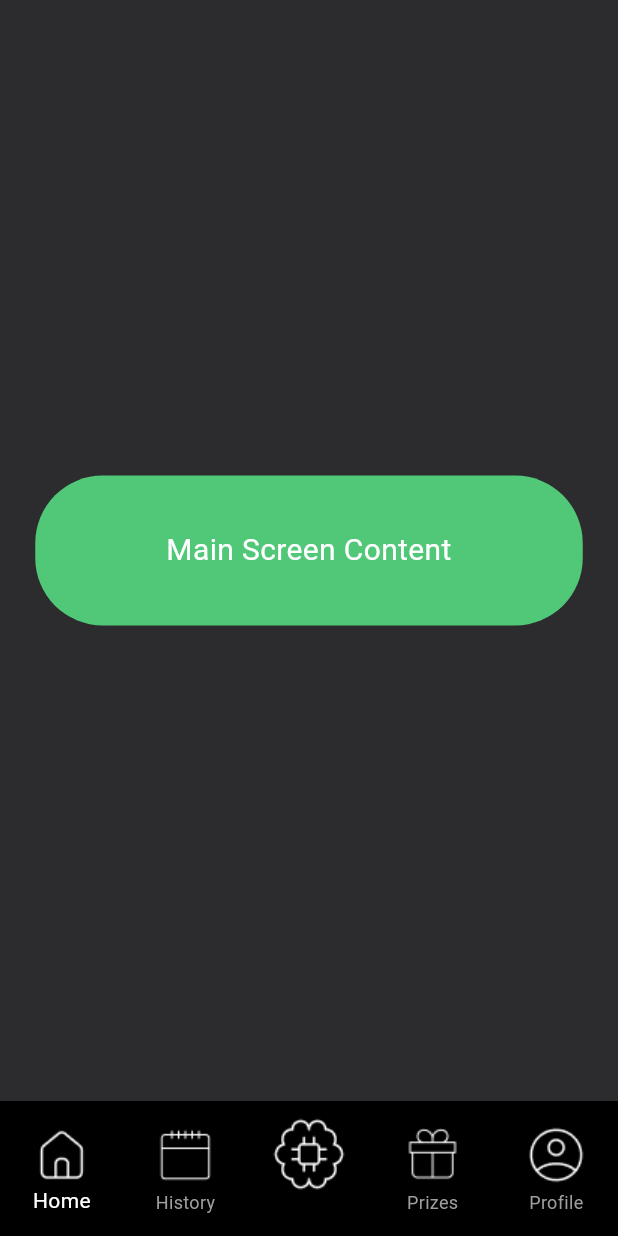
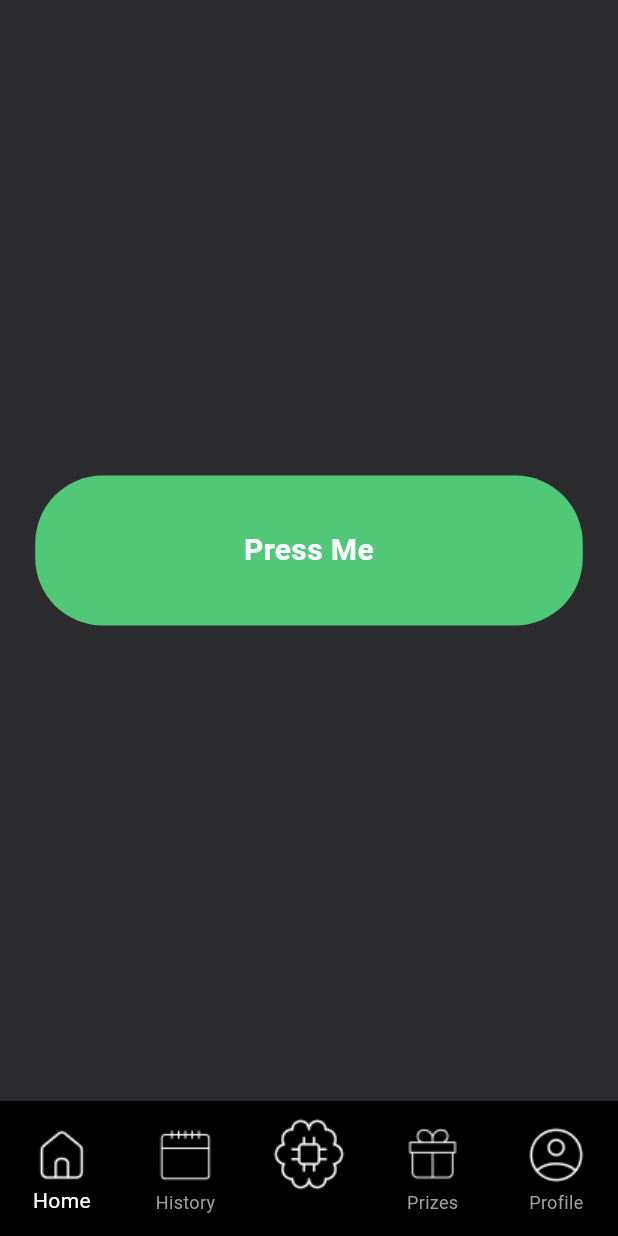
Before and after one commit to petrg01/UNIHACK-TECHNIK, a Flutter app: the screen it shows after launch, on a phone screen of 412 x 824 dp. Run offline on Flutter 3.47's test engine with Material 3 defaults, Android fonts, the phone set to English and light mode, and no system bars.

Commit message:
Dynamic widget update

```diff
--- a/lib/screens/main_screen.dart
+++ b/lib/screens/main_screen.dart
@@ -1,5 +1,5 @@
 import 'package:flutter/material.dart';
-import '../widgets/dynamic_widget.dart'; // Import the updated DynamicWidget
+import '../widgets/dynamic_widget.dart'; // Corrected lowercase import
 
 class MainScreen extends StatelessWidget {
   @override
@@ -8,14 +8,17 @@ class MainScreen extends StatelessWidget {
       color: Color(0xFF2c2c2e), // Dark background
       child: Center(
         child: DynamicWidget(
-          width: 365, // width, default is 365
-          cornerRadius: 45, // corner radius, default is 49
-          height: 100, // height, by default as tall as the content inside
-          color: Color(0xFF50C878), // color, by default dark grey
+          width: 365,
+          cornerRadius: 45,
+          height: 100, // height, by default as high as content
+          color: Color(0xFF50C878), // Colour, by default dark grey
+          onTap: () {
+            print("Button Pressed!"); // Action when clicked, if N/A not a button
+          },
           child: Center(
             child: Text(
-              "Main Screen Content",
-              style: TextStyle(color: Colors.white, fontSize: 20),
+              "Press Me",
+              style: TextStyle(color: Colors.white, fontSize: 20, fontWeight: FontWeight.bold),
               textAlign: TextAlign.center,
             ),
           ),
--- a/lib/widgets/dynamic_widget.dart
+++ b/lib/widgets/dynamic_widget.dart
@@ -5,20 +5,24 @@ class DynamicWidget extends StatelessWidget {
   final double? height; // Optional fixed height
   final double cornerRadius;
   final double width;
-  final Color color; // New parameter for background color
+  final Color color; // Background color
+  final VoidCallback? onTap; // New: Makes the widget act as a button if provided
 
   const DynamicWidget({
     Key? key,
     required this.child,
     this.width = 365,
-    this.cornerRadius = 49,  // Default corner radius
+    this.cornerRadius = 49, // Default corner radius
     this.height, // Adapts to content if null, fixed height if specified
     this.color = const Color(0xFF3e3d3d), // Default background color
+    this.onTap, // Optional: Turns widget into a button
   }) : super(key: key);
 
   @override
   Widget build(BuildContext context) {
-    return Container(
+    return GestureDetector(
+      onTap: onTap, // Makes it clickable if onTap is provided
+      child: Container(
         width: width,
         height: height,
         padding: EdgeInsets.all(16),
@@ -29,6 +33,7 @@ class DynamicWidget extends StatelessWidget {
         child: height == null
             ? IntrinsicHeight(child: child) // Adjust height dynamically
             : child, // Use fixed height if provided
+      ),
     );
   }
 }
```
Lines whose indentation alone changed are shown as unchanged.
